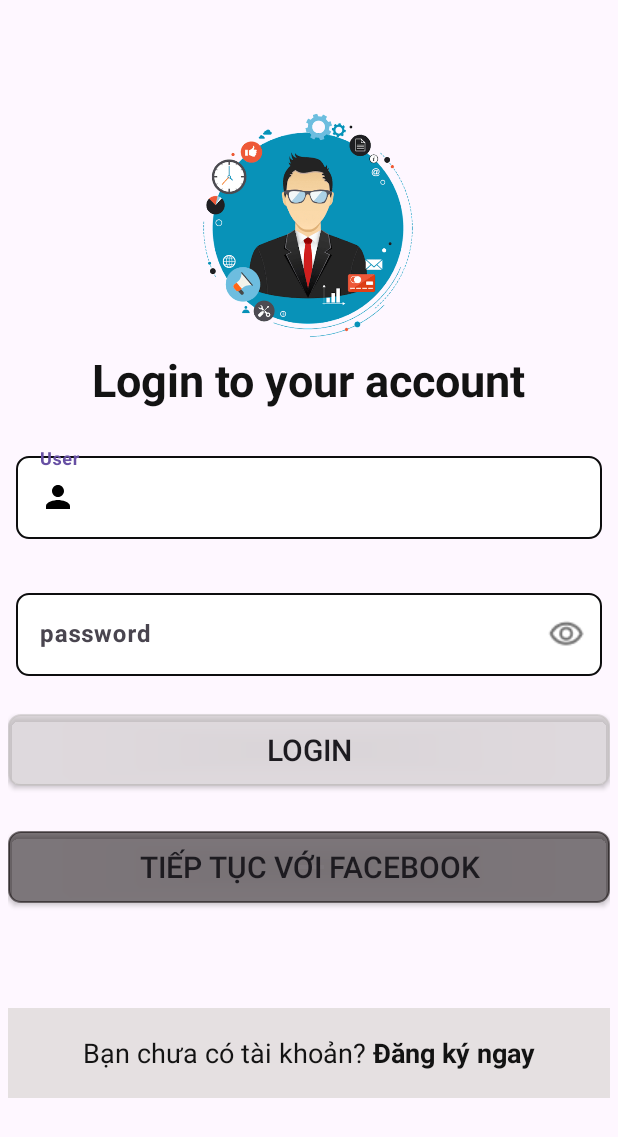
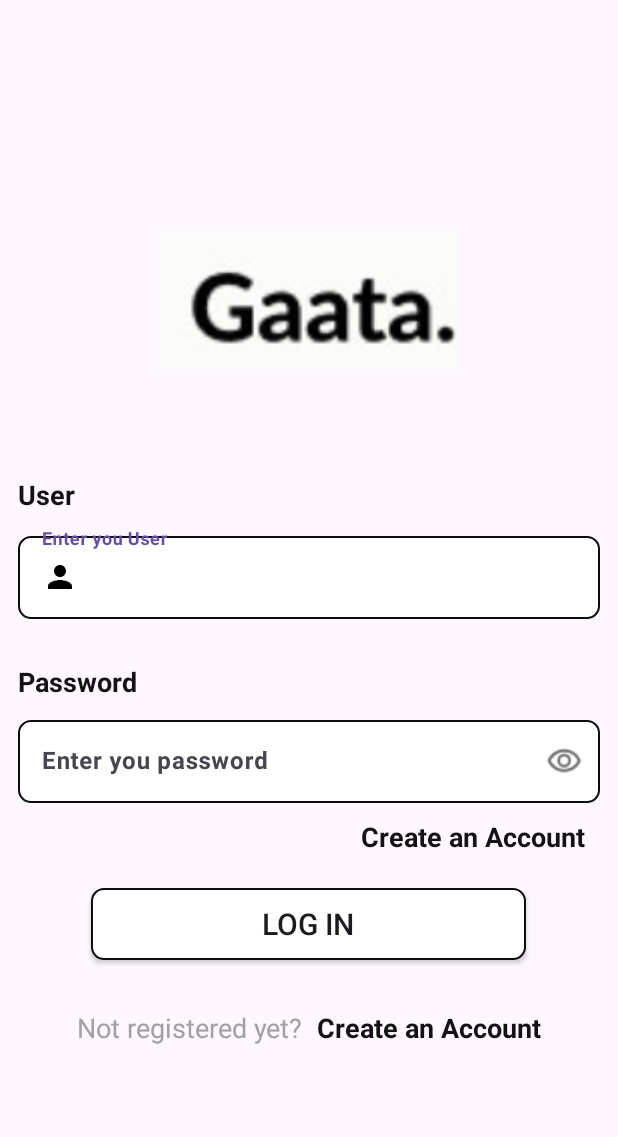
Before and after one commit to MinhChien204/PMA101-Group-6, an Android app: the screen it shows after launch (DangNhapActivity), on a phone screen of 412 x 824 dp. Shown: the top 1137 px of the screen. Run offline under Robolectric (Android 15) with nearby library versions, the phone set to English and light mode, and no system bars.

Commit message:
update layout

```diff
--- a/app/src/main/res/drawable/khung_edit.xml
+++ b/app/src/main/res/drawable/khung_edit.xml
@@ -2,6 +2,6 @@
 <shape xmlns:android="http://schemas.android.com/apk/res/android">
     <solid android:color="#FFFFFF"/>
     <stroke android:color="#0D0D0E" android:width="1dp"/>
-    <size android:width="100dp" android:height="30dp"/>
+    <size android:width="80dp" android:height="20dp"/>
     <corners android:radius="8dp"/>
 </shape>
--- a/app/src/main/res/layout/activity_dang_nhap.xml
+++ b/app/src/main/res/layout/activity_dang_nhap.xml
@@ -4,36 +4,48 @@
     xmlns:tools="http://schemas.android.com/tools"
     android:layout_width="match_parent"
     android:layout_height="match_parent"
-    android:layout_margin="5dp"
+
     android:orientation="vertical"
     tools:context=".activity.DangNhapActivity">
 
-    <ImageView
-        android:layout_width="400dp"
-        android:layout_height="150dp"
-        android:layout_marginTop="70dp"
-        android:src="@drawable/img_4" />
-
-    <TextView
+    <LinearLayout
         android:layout_width="wrap_content"
         android:layout_height="wrap_content"
-        android:text="Login to your account"
         android:layout_gravity="center"
-        android:textSize="30dp"
-        android:layout_marginTop="7dp"
-        android:textColor="@color/black"
-        android:textStyle="bold" />
+        android:layout_marginTop="100dp"
+        android:orientation="vertical">
+
+
+        <ImageView
+            android:layout_width="200dp"
+            android:layout_height="200dp"
+            android:src="@drawable/logoapp"
+            />
+
+
+
+    </LinearLayout>
+
 
     <LinearLayout
         android:layout_width="match_parent"
         android:layout_height="wrap_content"
-        android:layout_margin="5dp"
+        android:layout_marginTop="5dp"
+        android:padding="12dp"
         android:orientation="vertical">
+        <TextView
+            android:layout_width="wrap_content"
+            android:layout_height="wrap_content"
+            android:layout_gravity="start"
+            android:text="User"
+            android:textColor="@color/black"
+            android:layout_marginBottom="10dp"
+            android:textSize="18dp"
+            android:textStyle="bold" />
 
         <com.google.android.material.textfield.TextInputLayout
             android:layout_width="match_parent"
-            android:layout_height="wrap_content"
-            android:layout_marginTop="20dp">
+            android:layout_height="wrap_content">
 
             <com.google.android.material.textfield.TextInputEditText
                 android:id="@+id/txt_user"
@@ -42,7 +54,7 @@
                 android:background="@drawable/khung_edit"
                 android:drawableLeft="@drawable/baseline_person_24"
                 android:drawablePadding="8dp"
-                android:hint="User"
+                android:hint="Enter you User"
                 android:padding="15dp"
                 android:textColor="@color/black"
                 android:textStyle="bold" />
@@ -53,15 +65,25 @@
     <LinearLayout
         android:layout_width="match_parent"
         android:layout_height="wrap_content"
-        android:layout_margin="5dp"
+        android:layout_marginTop="5dp"
+        android:padding="12dp"
         android:orientation="vertical">
+        <TextView
+            android:layout_width="wrap_content"
+            android:layout_height="wrap_content"
+            android:layout_gravity="start"
+            android:text="Password"
+            android:textColor="@color/black"
+            android:layout_marginBottom="8dp"
+            android:textSize="18dp"
+            android:textStyle="bold" />
 
         <com.google.android.material.textfield.TextInputLayout
             android:layout_width="match_parent"
             android:layout_height="wrap_content"
-            android:layout_marginTop="20dp"
-            app:passwordToggleEnabled="true"
-            app:passwordToggleDrawable="@drawable/password_toggle">
+
+            app:passwordToggleDrawable="@drawable/password_toggle"
+            app:passwordToggleEnabled="true">
 
             <com.google.android.material.textfield.TextInputEditText
                 android:id="@+id/txt_password"
@@ -70,37 +92,37 @@
                 android:background="@drawable/khung_edit"
                 android:drawableLeft="@drawable/baseline_key_24"
                 android:drawablePadding="8dp"
-                android:hint="password"
+                android:hint="Enter you password"
                 android:padding="15dp"
-                android:textColor="@color/black"
+                android:textColor="#AEAEAE"
 
                 android:textStyle="bold" />
         </com.google.android.material.textfield.TextInputLayout>
+        <TextView
+            android:id="@+id/tv_registe"
+            android:layout_width="wrap_content"
+            android:layout_height="wrap_content"
+            android:gravity="center"
+            android:text=" Create an Account"
+            android:textColor="@color/black"
+            android:textSize="18dp"
+            android:padding="10dp"
+            android:layout_gravity="end"
+            android:textStyle="bold" />
 
     </LinearLayout>
 
 
     <androidx.appcompat.widget.AppCompatButton
         android:id="@+id/btn_login"
-        android:layout_width="match_parent"
+        android:layout_width="290dp"
         android:layout_height="wrap_content"
-        android:layout_marginTop="20dp"
+
         android:background="@drawable/khung_edit"
-        android:backgroundTint="#88C3BFBF"
-        android:text="Login"
+
+        android:layout_gravity="center"
+        android:text="LOG IN"
         android:textSize="20dp" />
-
-    <androidx.appcompat.widget.AppCompatButton
-        android:id="@+id/btn_facebook"
-        android:layout_width="match_parent"
-        android:layout_height="wrap_content"
-        android:layout_marginTop="30dp"
-        android:background="@drawable/khung_edit"
-        android:backgroundTint="#880C0707"
-        android:text="Tiếp tục với Facebook"
-        android:textSize="20dp" />
-
-
 
 
 
@@ -108,27 +130,26 @@
     <LinearLayout
         android:layout_width="match_parent"
         android:layout_height="wrap_content"
-        android:orientation="horizontal"
+        android:layout_marginTop="15dp"
+
         android:gravity="center"
-        android:background="#88D1CCC7"
-        android:layout_marginTop="70dp">
+        android:orientation="horizontal">
 
         <TextView
             android:layout_width="wrap_content"
             android:layout_height="60dp"
-            android:text="Bạn chưa có tài khoản?"
-            android:textColor="@color/black"
             android:gravity="center"
-            android:textSize="18dp"
-            />
+            android:text="Not registered yet? "
+            android:textColor="#A1A1A1"
+            android:textSize="18dp" />
 
         <TextView
             android:id="@+id/tv_register"
             android:layout_width="wrap_content"
             android:layout_height="60dp"
-            android:text=" Đăng ký ngay"
+            android:gravity="center"
+            android:text=" Create an Account"
             android:textColor="@color/black"
-            android:gravity="center"
             android:textSize="18dp"
             android:textStyle="bold" />
 
```
Also changed, not shown: app/src/main/res/layout/activity_dang_ky.xml (+23 -19 lines), app/src/main/res/drawable/logoapp.jpg (added).
